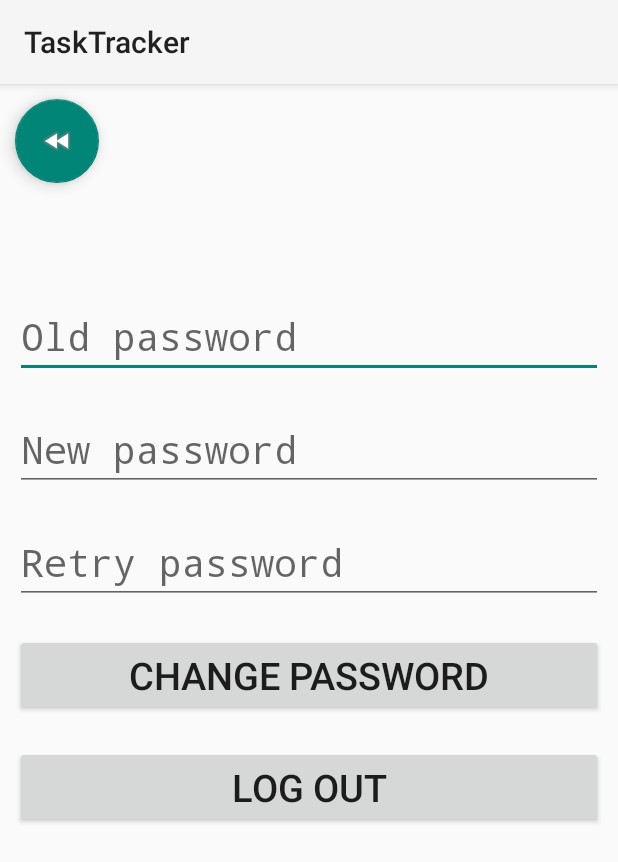
After one commit to Jiga228/TaskTraker, an Android app: the SettingsActivity screen opened directly, with no data from a screen before it, on a phone screen of 412 x 824 dp. The commit adds this screen. Shown: the top 862 px of the screen. Run offline under Robolectric (Android 15) with nearby library versions, the phone set to English and light mode, and no system bars; our stand-ins replace RxJava.

Commit message:
Add change password

```diff
--- a/app/src/main/AndroidManifest.xml
+++ b/app/src/main/AndroidManifest.xml
@@ -17,6 +17,12 @@
         android:theme="@style/Theme.TaskTracker"
         android:usesCleartextTraffic="true"
         tools:targetApi="31">
+        <activity
+            android:name=".Activities.SettingsActivity"
+            android:exported="false" />
+        <activity
+            android:name=".Settings"
+            android:exported="false" />
         <activity
             android:name=".Activities.EditTask"
             android:exported="false" />
--- a/app/src/main/java/com/example/tasktracker/Answers/LoginAnswer.java
+++ b/app/src/main/java/com/example/tasktracker/Answers/StatusAnswer.java
@@ -4,7 +4,7 @@ import com.google.gson.annotations.SerializedName;
 
 import java.io.Serializable;
 
-public class LoginAnswer implements Serializable {
+public class StatusAnswer implements Serializable {
     @SerializedName("status")
     private String status;
 
--- /dev/null
+++ b/app/src/main/res/layout/activity_settings.xml
@@ -0,0 +1,69 @@
+<?xml version="1.0" encoding="utf-8"?>
+<LinearLayout xmlns:android="http://schemas.android.com/apk/res/android"
+    xmlns:app="http://schemas.android.com/apk/res-auto"
+    xmlns:tools="http://schemas.android.com/tools"
+    android:id="@+id/main"
+    android:layout_width="match_parent"
+    android:layout_height="match_parent"
+    android:orientation="vertical"
+    tools:context=".Activities.SettingsActivity">
+
+    <com.google.android.material.floatingactionbutton.FloatingActionButton
+        android:id="@+id/button_back"
+        android:layout_width="wrap_content"
+        android:layout_height="wrap_content"
+        android:layout_margin="10sp"
+        android:src="@android:drawable/ic_media_rew"/>
+
+    <TextView
+        android:id="@+id/login"
+        android:layout_width="match_parent"
+        android:layout_height="wrap_content"
+        android:textSize="25sp"
+        android:layout_margin="10sp"
+        tools:hint="login"/>
+
+    <EditText
+        android:id="@+id/field_oldPassword"
+        android:layout_width="match_parent"
+        android:layout_height="wrap_content"
+        android:textSize="25sp"
+        android:layout_margin="10sp"
+        android:hint="@string/hint_OldPassword"
+        android:inputType="textPassword"/>
+
+    <EditText
+        android:id="@+id/field_newPassword"
+        android:layout_width="match_parent"
+        android:layout_height="wrap_content"
+        android:textSize="25sp"
+        android:layout_margin="10sp"
+        android:hint="@string/hint_NewPassword"
+        android:inputType="textPassword"/>
+
+    <EditText
+        android:id="@+id/field_retreyPassword"
+        android:layout_width="match_parent"
+        android:layout_height="wrap_content"
+        android:textSize="25sp"
+        android:layout_margin="10sp"
+        android:hint="@string/hint_RetreyPassword"
+        android:inputType="textPassword"/>
+
+    <Button
+        android:id="@+id/button_changePassword"
+        android:layout_width="match_parent"
+        android:layout_height="wrap_content"
+        android:textSize="25sp"
+        android:layout_margin="10sp"
+        android:text="@string/button_ChangePassword"/>
+
+    <Button
+        android:id="@+id/button_LogOut"
+        android:layout_width="match_parent"
+        android:layout_height="wrap_content"
+        android:textSize="25sp"
+        android:layout_margin="10sp"
+        android:text="@string/button_LogOut"/>
+
+</LinearLayout>
--- a/app/src/main/res/values/strings.xml
+++ b/app/src/main/res/values/strings.xml
@@ -12,6 +12,8 @@
     <string name="button_NO">No</string>
     <string name="button_DefaultData" translatable="false">DD/MM/YEAR</string>
     <string name="button_DefaultTime" translatable="false">HH/MM</string>
+    <string name="button_ChangePassword">Change password</string>
+    <string name="button_LogOut">Log out</string>
 
     <!-- Hints -->
     <string name="hint_Login">Login</string>
@@ -24,6 +26,9 @@
     <string name="hint_Yar">Year</string>
     <string name="hint_Hour">Hour</string>
     <string name="hint_Minute">Minute</string>
+    <string name="hint_OldPassword">Old password</string>
+    <string name="hint_NewPassword">New password</string>
+    <string name="hint_RetreyPassword">Retry password</string>
 
     <!-- Snackbar -->
     <string name="snackbar_EnterLogin">Enter login</string>
@@ -36,5 +41,7 @@
     <string name="snackbar_DataBaseError">Something went wrong.</string>
     <string name="snackbar_BigLoginPassword">Login or password is too long.</string>
     <string name="snackbar_SmallLoginPassword">Login or password is too small.</string>
+    <string name="snackbar_PasswordsNotEquals">Passwords not equals</string>
+    <string name="snackbar_InvalidPassword">Invalid password</string>
 
 </resources>
```
Also changed, not shown: app/src/main/java/com/example/tasktracker/Activities/LoginActivity.java (+5 -6 lines), app/src/main/java/com/example/tasktracker/Activities/MainMenu.java (+24 -13 lines), app/src/main/java/com/example/tasktracker/Activities/SettingsActivity.java (added, +103 -0 lines), app/src/main/java/com/example/tasktracker/Api/ApiService.java (+6 -3 lines), app/src/main/res/layout/activity_main_menu.xml (+11 -1 lines), app/src/main/res/drawable/setting.png (added), 2 other files.
